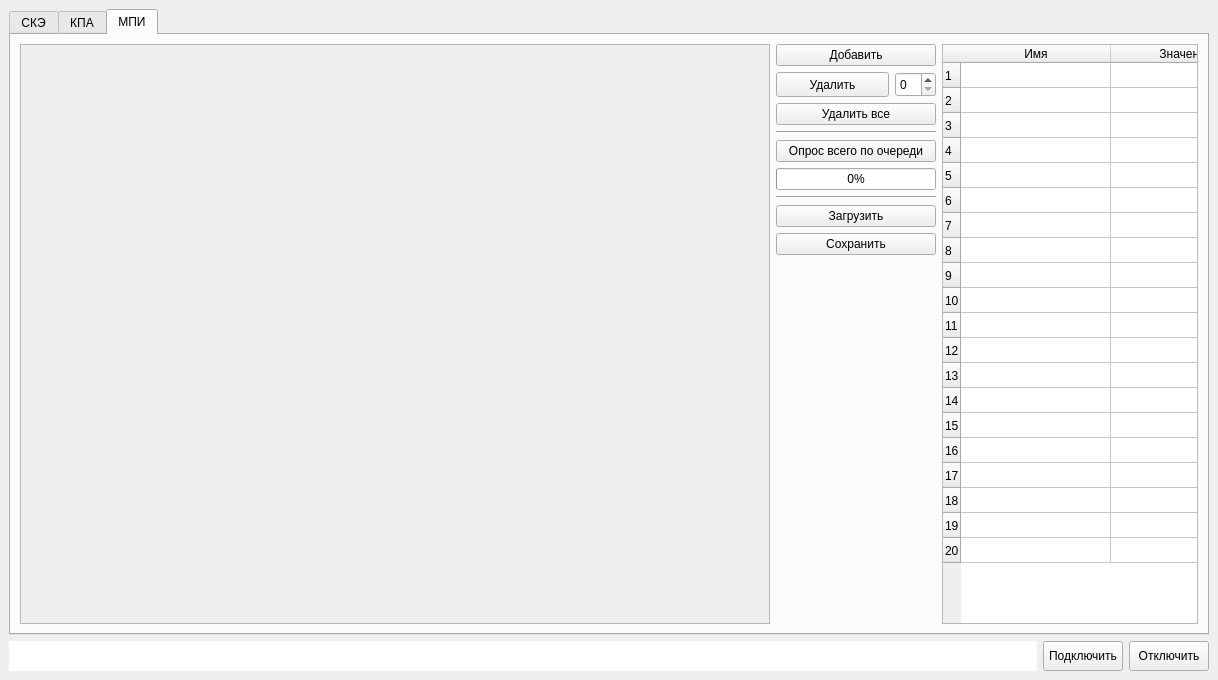
a-styuf/kpa_be_ske_lr, file main_win.ui: the form before one commit.
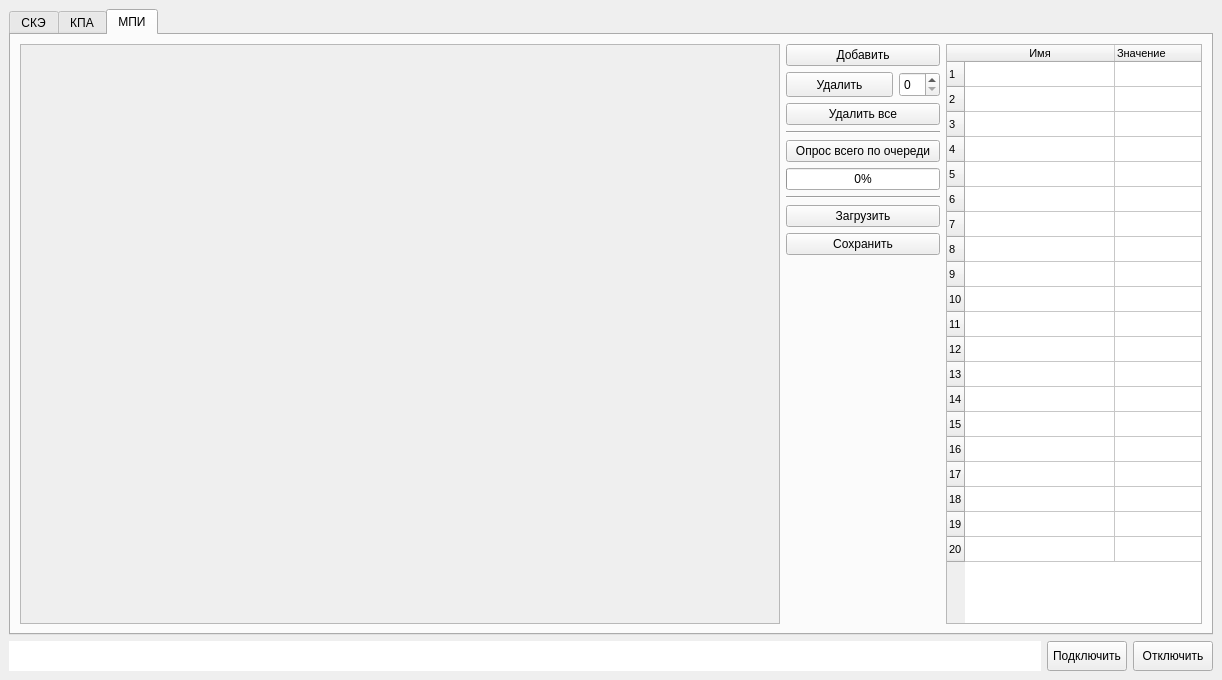
The form after the commit. The open tabs and pages were chosen to show the change.

Commit message: Версия для отправки в Лавки.  Подредактирован интерфейс.

The edit to the form file:
```diff
--- a/main_win.ui
+++ b/main_win.ui
@@ -6,7 +6,7 @@
    <rect>
     <x>0</x>
     <y>0</y>
-    <width>1218</width>
+    <width>1222</width>
     <height>680</height>
    </rect>
   </property>
@@ -1842,7 +1842,7 @@
             </property>
             <property name="minimumSize">
              <size>
-              <width>750</width>
+              <width>760</width>
               <height>100</height>
              </size>
             </property>
@@ -1860,8 +1860,8 @@
               <rect>
                <x>0</x>
                <y>0</y>
-               <width>748</width>
-               <height>576</height>
+               <width>758</width>
+               <height>564</height>
               </rect>
              </property>
             </widget>
@@ -2039,10 +2039,15 @@
             </property>
             <property name="minimumSize">
              <size>
-              <width>250</width>
+              <width>243</width>
               <height>0</height>
              </size>
             </property>
+            <property name="font">
+             <font>
+              <pointsize>8</pointsize>
+             </font>
+            </property>
             <property name="horizontalScrollBarPolicy">
              <enum>Qt::ScrollBarAlwaysOff</enum>
             </property>
@@ -2056,7 +2061,7 @@
              <number>150</number>
             </attribute>
             <attribute name="horizontalHeaderMinimumSectionSize">
-             <number>50</number>
+             <number>40</number>
             </attribute>
             <attribute name="horizontalHeaderStretchLastSection">
              <bool>true</bool>
@@ -2094,9 +2099,17 @@
               <string>Значение</string>
              </property>
              <property name="textAlignment">
+              <set>AlignLeading|AlignVCenter</set>
+             </property>
+            </column>
+            <item row="0" column="1">
+             <property name="text">
+              <string/>
+             </property>
+             <property name="textAlignment">
               <set>AlignCenter</set>
              </property>
-            </column>
+            </item>
            </widget>
           </item>
          </layout>
```
Left out of the diff: 19 changed lines with no effect on the pictures. The commit also changes 7 other files.
